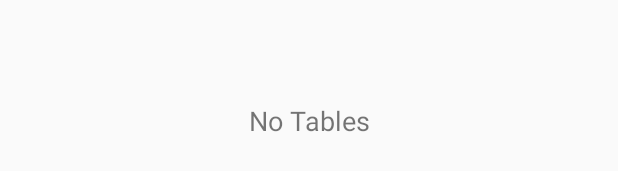
After one commit to pps5/RSSIRecorder, an Android app: the layout activity_db.xml on its own in the app's theme, with its tools: preview values and no code run, on a phone screen of 412 x 824 dp. The commit adds this screen. Shown: the part 491-662 px from the top of the screen. Run offline under Robolectric (Android 15) with nearby library versions, the phone set to English and light mode, and no system bars.

Commit message:
Creates activity to show records of Experiments

```diff
--- a/app/src/main/AndroidManifest.xml
+++ b/app/src/main/AndroidManifest.xml
@@ -17,14 +17,15 @@
         android:roundIcon="@mipmap/ic_launcher_round"
         android:supportsRtl="true"
         android:theme="@style/AppTheme">
-        <activity android:name=".MainActivity">
+        <activity android:name=".DBActivity">
             <intent-filter>
                 <action android:name="android.intent.action.MAIN" />
 
                 <category android:name="android.intent.category.LAUNCHER" />
             </intent-filter>
         </activity>
-        <activity android:name=".ClientActivity"></activity>
+        <activity android:name=".ClientActivity" />
+        <!--<activity android:name=".DBActivity"></activity>-->
     </application>
 
 </manifest>
--- a/app/src/main/java/io/github/pps5/rssirecorder/ClientActivity.kt
+++ b/app/src/main/java/io/github/pps5/rssirecorder/ClientActivity.kt
@@ -2,8 +2,14 @@ package io.github.pps5.rssirecorder
 
 import android.support.v7.app.AppCompatActivity
 import android.os.Bundle
+import android.util.Log
 
 class ClientActivity : AppCompatActivity() {
+
+    companion object {
+        const val TAG: String = "ClientActivity"
+        var isScaning: Boolean = false
+    }
 
     override fun onCreate(savedInstanceState: Bundle?) {
         super.onCreate(savedInstanceState)
--- /dev/null
+++ b/app/src/main/res/layout/activity_db.xml
@@ -0,0 +1,46 @@
+<?xml version="1.0" encoding="utf-8"?>
+<android.support.constraint.ConstraintLayout xmlns:android="http://schemas.android.com/apk/res/android"
+    xmlns:app="http://schemas.android.com/apk/res-auto"
+    xmlns:tools="http://schemas.android.com/tools"
+    android:layout_width="match_parent"
+    android:layout_height="match_parent"
+    tools:context="io.github.pps5.rssirecorder.DBActivity">
+
+    <android.support.v4.widget.SwipeRefreshLayout
+        android:id="@+id/swipe_layout"
+        android:layout_width="match_parent"
+        android:layout_height="match_parent">
+
+        <FrameLayout
+            android:layout_width="match_parent"
+            android:layout_height="match_parent"
+            app:layout_constraintLeft_toLeftOf="parent"
+            app:layout_constraintRight_toRightOf="parent"
+            app:layout_constraintTop_toTopOf="parent">
+
+            <TextView
+                android:id="@+id/text_notables"
+                android:layout_width="match_parent"
+                android:layout_height="match_parent"
+                android:layout_marginBottom="8dp"
+                android:layout_marginLeft="8dp"
+                android:layout_marginRight="8dp"
+                android:gravity="center"
+                android:text="No Tables"
+                android:textSize="18sp"
+                app:layout_constraintBottom_toBottomOf="parent"
+                app:layout_constraintLeft_toLeftOf="parent"
+                app:layout_constraintRight_toRightOf="parent" />
+
+            <android.support.v7.widget.RecyclerView
+                android:id="@+id/table_recycler"
+                android:layout_width="match_parent"
+                android:layout_height="match_parent"
+                android:layout_marginTop="-9dp"
+                android:scrollbars="vertical"
+                app:layout_constraintLeft_toLeftOf="parent"
+                app:layout_constraintRight_toRightOf="parent"
+                app:layout_constraintTop_toTopOf="parent" />
+        </FrameLayout>
+    </android.support.v4.widget.SwipeRefreshLayout>
+</android.support.constraint.ConstraintLayout>
```
Also changed, not shown: app/src/main/java/io/github/pps5/rssirecorder/DBActivity.kt (added, +60 -0 lines), app/src/main/java/io/github/pps5/rssirecorder/ExperimentsListAdapter.kt (added, +53 -0 lines), app/src/main/res/layout/item_table.xml (added, +28 -0 lines).
